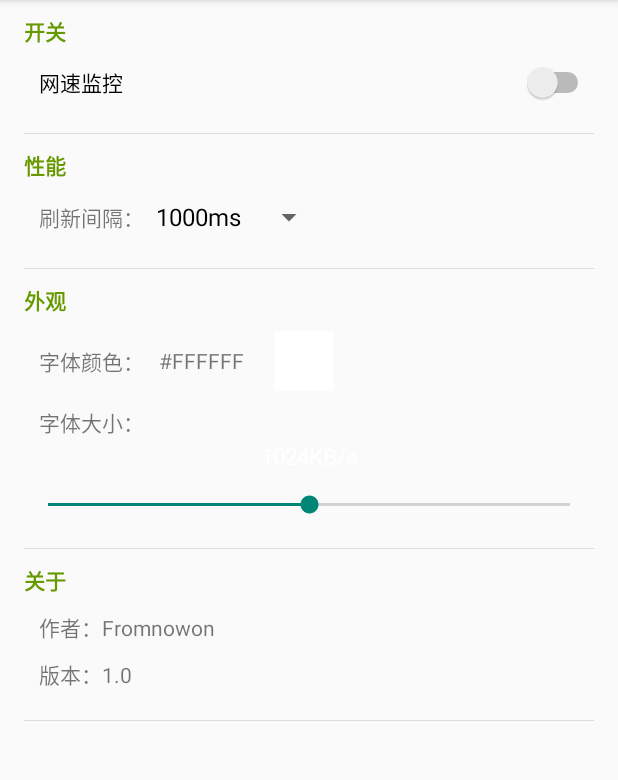
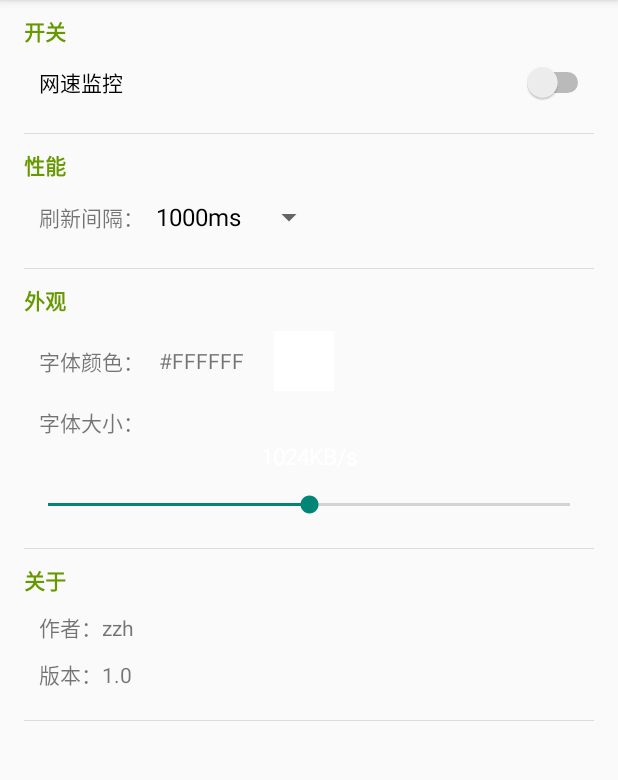
Before and after one commit to Fromnowon/netmeter_sample, an Android app: the screen it shows after launch (MainActivity), on a phone screen of 412 x 824 dp, the part 84-864 px from its top. Run offline under Robolectric (Android 15) with nearby library versions, the phone set to English and light mode, and no system bars; libraries missing offline, so code that uses them is left out: com.oguzdev.circularfloatingactionmenu, com.readystatesoftware.systembartint; 5 statements that could not run were skipped.

Commit message:
限制系统最低版本为4.0.3

```diff
--- a/netmeter_sample/app/build.gradle
+++ b/netmeter_sample/app/build.gradle
@@ -6,7 +6,7 @@ android {
 
     defaultConfig {
         applicationId "com.netmeter.like.netmeter_sample"
-        minSdkVersion 19
+        minSdkVersion 15
         targetSdkVersion 22
         versionCode 1
         versionName "1.0"
--- a/netmeter_sample/app/src/main/res/layout/activity_main.xml
+++ b/netmeter_sample/app/src/main/res/layout/activity_main.xml
@@ -169,7 +169,7 @@
                 <TextView
                     android:layout_width="wrap_content"
                     android:layout_height="wrap_content"
-                    android:text="作者：Fromnowon"/>
+                    android:text="作者：zzh"/>
                 <TextView
                     android:layout_width="wrap_content"
                     android:layout_height="wrap_content"
```
Also changed, not shown: 1 other file.
